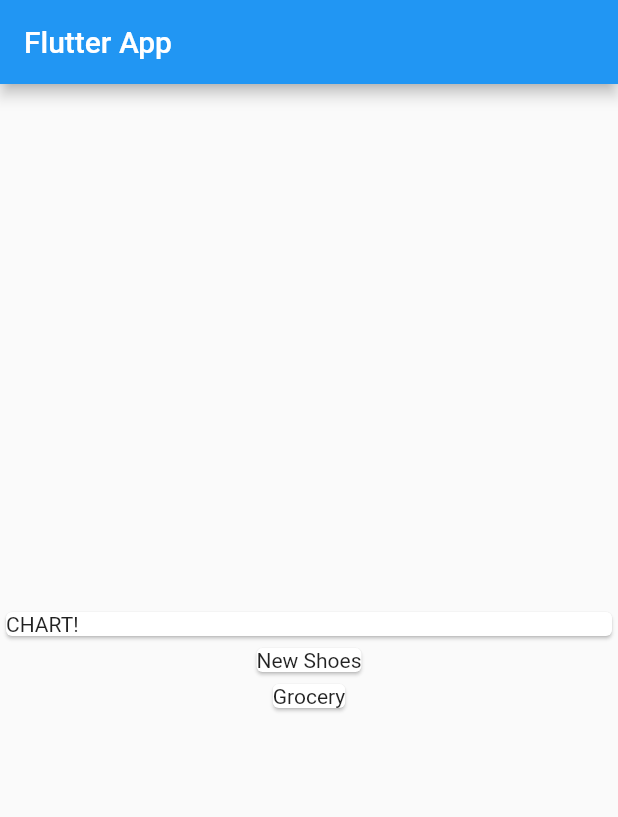
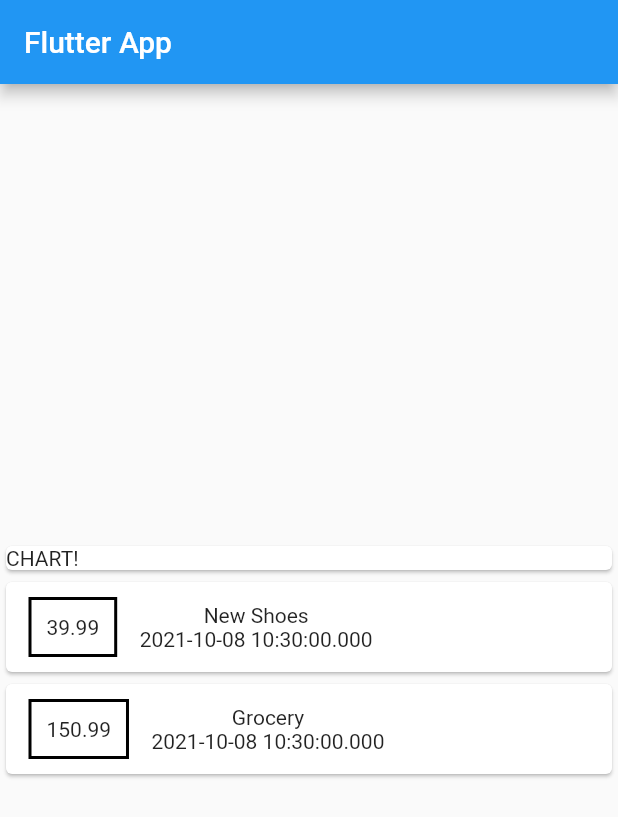
Before and after one commit to ivyhungtw/flutter-personal-expenses-app, a Flutter app: the screen it shows after launch, on a phone screen of 412 x 824 dp. Shown: the top 817 px of the screen. Run offline on Flutter 3.47's test engine with Material 2 defaults, Android fonts, the phone set to English and light mode, and no system bars.

Commit message:
feat: add style to each transaction

```diff
--- a/lib/main.dart
+++ b/lib/main.dart
@@ -37,7 +37,33 @@ class MyHomePage extends StatelessWidget {
           ),
           Column(
             children: transactions.map((tx) {
-              return Card(child: Text(tx.title),);
+              return Card(
+                child: Row(
+                  children: <Widget>[
+                    Container(
+                      margin: EdgeInsets.symmetric(
+                        vertical: 10,
+                        horizontal: 15,
+                      ),
+                      decoration: BoxDecoration(
+                        border: Border.all(
+                          color: Colors.black,
+                          width: 2)
+                      ),
+                      padding: EdgeInsets.all(10),
+                      child: Text(
+                        tx.amount.toString()
+                      ),
+                    ),
+                    Column(
+                      children: <Widget>[
+                        Text(tx.title),
+                        Text(tx.date.toString())
+                      ],
+                    )
+                  ],
+                ),
+              );
             }).toList(),
           )
         ],
```
